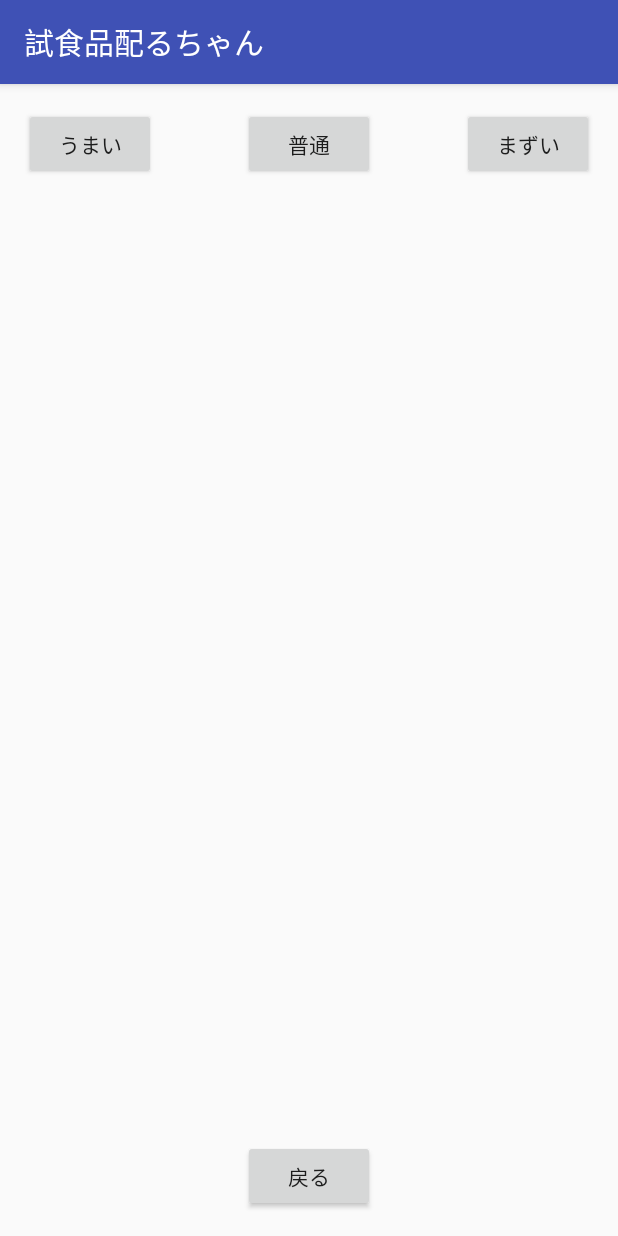
After one commit to bovini/Kubaruchan, an Android app: the TestActivity screen opened directly, with no data from a screen before it, on a phone screen of 412 x 824 dp. The commit adds this screen. Run offline under Robolectric (Android 15) with nearby library versions, the phone set to English and light mode, and no system bars.

Commit message:
CSVファイル書き込み
何かファイルはできたけど中身は見てない

```diff
--- a/app/build.gradle
+++ b/app/build.gradle
@@ -3,10 +3,9 @@ apply plugin: 'com.android.application'
 android {
     compileSdkVersion 23
     buildToolsVersion "23.0.2"
-
     defaultConfig {
         applicationId "com.example.genet42.kubaruchan"
-        minSdkVersion 17
+        minSdkVersion 16
         targetSdkVersion 23
         versionCode 1
         versionName "1.0"
@@ -16,6 +15,8 @@ android {
             minifyEnabled false
             proguardFiles getDefaultProguardFile('proguard-android.txt'), 'proguard-rules.pro'
         }
+    }
+    productFlavors {
     }
 }
 
--- /dev/null
+++ b/app/src/main/java/com/example/genet42/kubaruchan/TestActivity.java
@@ -0,0 +1,54 @@
+package com.example.genet42.kubaruchan;
+
+import android.support.v7.app.AppCompatActivity;
+import android.os.Bundle;
+import android.view.View;
+import android.widget.Button;
+
+import com.example.genet42.kubaruchan.statistics.Evaluation;
+import com.example.genet42.kubaruchan.statistics.StatisticsSystem;
+
+import java.util.Calendar;
+
+public class TestActivity extends AppCompatActivity {
+    @Override
+    protected void onCreate(Bundle savedInstanceState) {
+        super.onCreate(savedInstanceState);
+        setContentView(R.layout.activity_test);
+        final Button umai = (Button) findViewById(R.id.GOOD);
+        final Button mazumazu = (Button) findViewById(R.id.SOSO);
+        final Button mazui = (Button) findViewById(R.id.UMMM);
+        final Button finish = (Button) findViewById(R.id.returnButton);
+        final StatisticsSystem ss = StatisticsSystem.getInstance(getApplicationContext());
+
+        umai.setOnClickListener(new View.OnClickListener() {
+            @Override
+            public void onClick(View v) {
+                ss.putCSV(Calendar.getInstance(), Evaluation.GOOD);
+            }
+        });
+
+        mazumazu.setOnClickListener(new View.OnClickListener() {
+            @Override
+            public void onClick(View v) {
+                ss.putCSV(Calendar.getInstance(), Evaluation.SOSO);
+            }
+        });
+
+        mazui.setOnClickListener(new View.OnClickListener() {
+            @Override
+            public void onClick(View v) {
+                ss.putCSV(Calendar.getInstance(), Evaluation.UMMM);
+            }
+        });
+        finish.setOnClickListener(new View.OnClickListener() {
+            @Override
+            public void onClick(View v) {
+                finish();
+            }
+        });
+
+
+
+    }
+}
--- a/app/src/main/java/com/example/genet42/kubaruchan/statistics/StatisticsSystem.java
+++ b/app/src/main/java/com/example/genet42/kubaruchan/statistics/StatisticsSystem.java
@@ -1,4 +1,6 @@
 package com.example.genet42.kubaruchan.statistics;
+
+import android.content.Context;
 
 import java.util.Calendar;
 
@@ -11,6 +13,8 @@ public class StatisticsSystem {
      */
     private static StatisticsSystem instance;
 
+    private Context context;
+
     /**
      * CSVManager
      */
@@ -18,8 +22,8 @@ public class StatisticsSystem {
     /**
      * 外から生成させないコンストラクタ
      */
-    private StatisticsSystem(){
-
+    private StatisticsSystem(Context context){
+        this.context = context;
     }
 
     /**
@@ -27,10 +31,11 @@ public class StatisticsSystem {
      *
      * @return StatisticsSystemのインスタンス
      */
-    public static synchronized StatisticsSystem getInstance(){
+    public static synchronized StatisticsSystem getInstance(Context context){
         if (instance == null) {
-            instance = new StatisticsSystem();
+            instance = new StatisticsSystem(context);
         }
+        instance.context = context;
         return instance;
     }
 
@@ -41,7 +46,7 @@ public class StatisticsSystem {
      * @param eval 評価の値
      */
     public void putCSV(Calendar calendar, Evaluation eval) {
-        CSVManager.getInstance().addEvaluation(calendar, eval);
+        CSVManager.getInstance(this.context).addEvaluation(calendar, eval);
     }
 
 
--- /dev/null
+++ b/app/src/main/res/layout/activity_test.xml
@@ -0,0 +1,45 @@
+<?xml version="1.0" encoding="utf-8"?>
+<RelativeLayout xmlns:android="http://schemas.android.com/apk/res/android"
+    xmlns:tools="http://schemas.android.com/tools"
+    android:layout_width="match_parent"
+    android:layout_height="match_parent"
+    android:paddingBottom="@dimen/activity_vertical_margin"
+    android:paddingLeft="@dimen/activity_horizontal_margin"
+    android:paddingRight="@dimen/activity_horizontal_margin"
+    android:paddingTop="@dimen/activity_vertical_margin"
+    tools:context="com.example.genet42.kubaruchan.TestActivity">
+
+    <Button
+        android:layout_width="wrap_content"
+        android:layout_height="wrap_content"
+        android:text="戻る"
+        android:id="@+id/returnButton"
+        android:layout_alignParentBottom="true"
+        android:layout_centerHorizontal="true" />
+
+    <Button
+        android:layout_width="wrap_content"
+        android:layout_height="wrap_content"
+        android:text="うまい"
+        android:id="@+id/GOOD"
+        android:layout_alignParentTop="true"
+        android:layout_alignParentLeft="true"
+        android:layout_alignParentStart="true" />
+
+    <Button
+        android:layout_width="wrap_content"
+        android:layout_height="wrap_content"
+        android:text="普通"
+        android:id="@+id/SOSO"
+        android:layout_alignBottom="@+id/GOOD"
+        android:layout_centerHorizontal="true" />
+
+    <Button
+        android:layout_width="wrap_content"
+        android:layout_height="wrap_content"
+        android:text="まずい"
+        android:id="@+id/UMMM"
+        android:layout_alignParentTop="true"
+        android:layout_alignParentRight="true"
+        android:layout_alignParentEnd="true" />
+</RelativeLayout>
```
Also changed, not shown: app/src/main/AndroidManifest.xml (+6 -5 lines), app/src/main/java/com/example/genet42/kubaruchan/MainActivity.java (+24 -0 lines), app/src/main/java/com/example/genet42/kubaruchan/StatisticsActivity.java (+11 -6 lines), app/src/main/java/com/example/genet42/kubaruchan/statistics/CSVManager.java (+152 -10 lines), app/src/main/res/layout/activity_main.xml (+17 -0 lines), 4 other files.
